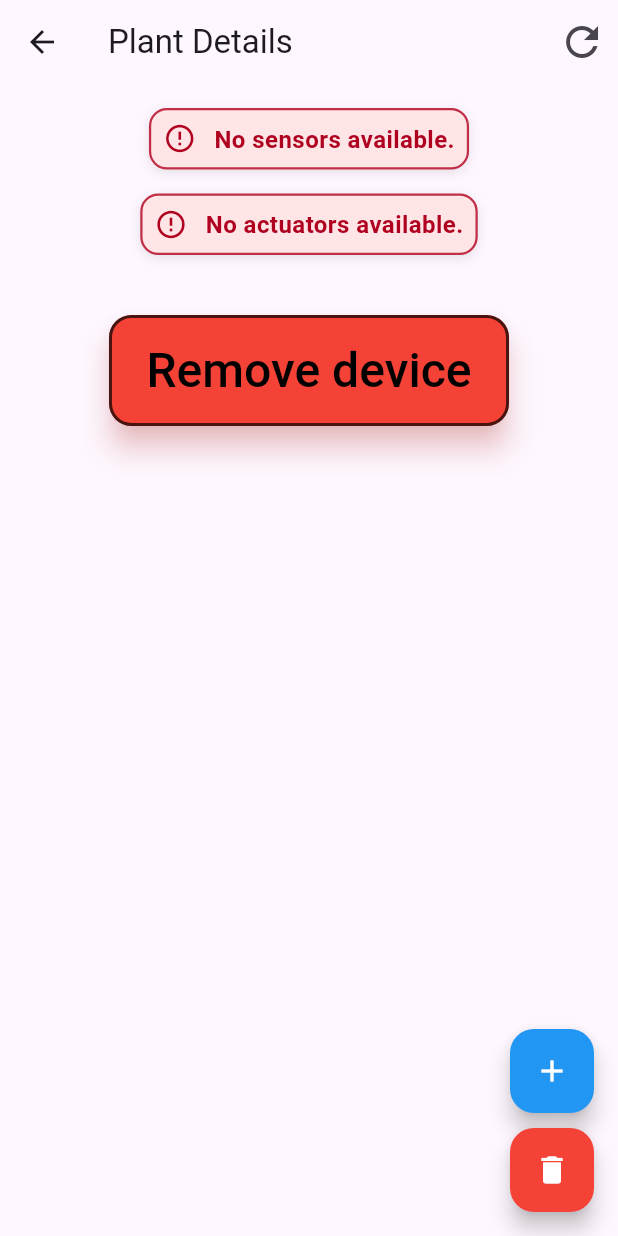
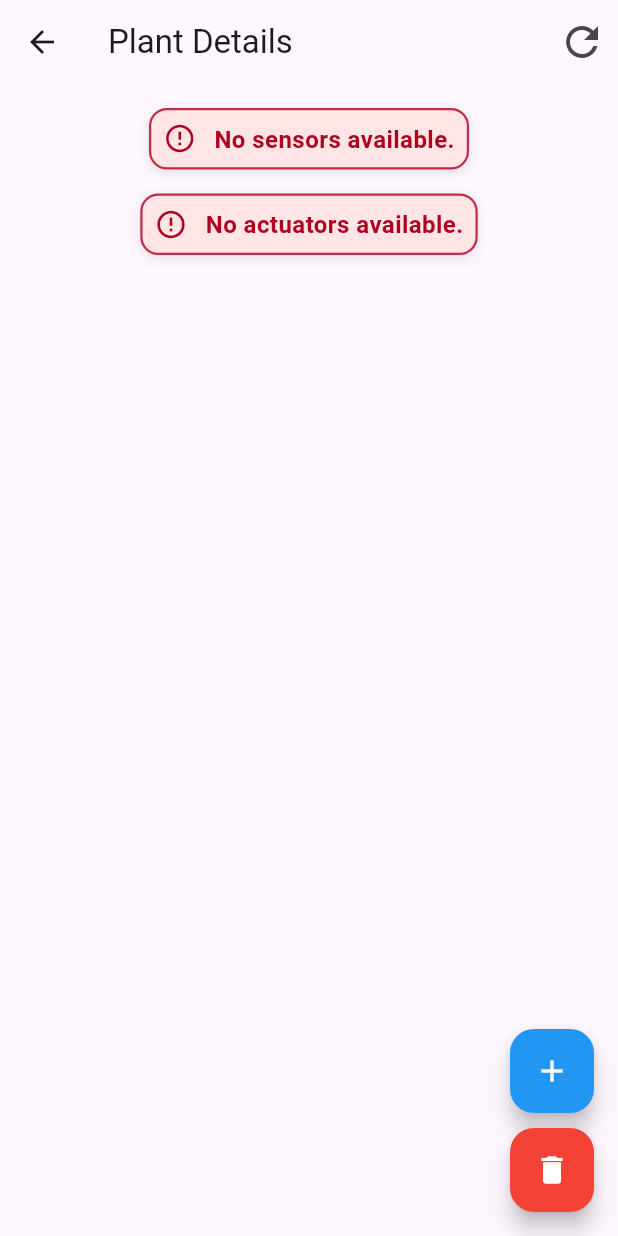
Before and after one commit to bmzsombi/szoftarch, a Flutter app: the PlantDetails screen opened directly with empty values, on a phone screen of 412 x 824 dp. Run offline on Flutter 3.47's test engine with Material 3 defaults, Android fonts, the phone set to English and light mode, and no system bars; our stand-ins replace file_picker, fluttertoast, open_file, shared_preferences, syncfusion_flutter_charts; accounts and stored records are empty; network calls fail.

Commit message:
Update plant_details.dart

```diff
--- a/flutter_app/lib/widgets/common/plant_details.dart
+++ b/flutter_app/lib/widgets/common/plant_details.dart
@@ -178,12 +178,12 @@ class _PlantDetailsState extends State<PlantDetails> {
                   return const Center(child: Text("Failed to load actuators."));
                 },
               ),
-              Center(
-                child: Padding(
-                  padding: const EdgeInsets.all(40.0),
-                  child: AppButton(text: 'Remove device', onPressed: ()=> {deleteDeviceInstance(deviceInstanceId)}, fontSize: 32.0, textColor: Colors.black, backgroundColor: Colors.red),
-                ),
-              )
+              // Center(
+              //   child: Padding(
+              //     padding: const EdgeInsets.all(40.0),
+              //     child: AppButton(text: 'Remove device', onPressed: ()=> {deleteDeviceInstance(deviceInstanceId)}, fontSize: 32.0, textColor: Colors.black, backgroundColor: Colors.red),
+              //   ),
+              // )
             ],
           ),
         ),
```
